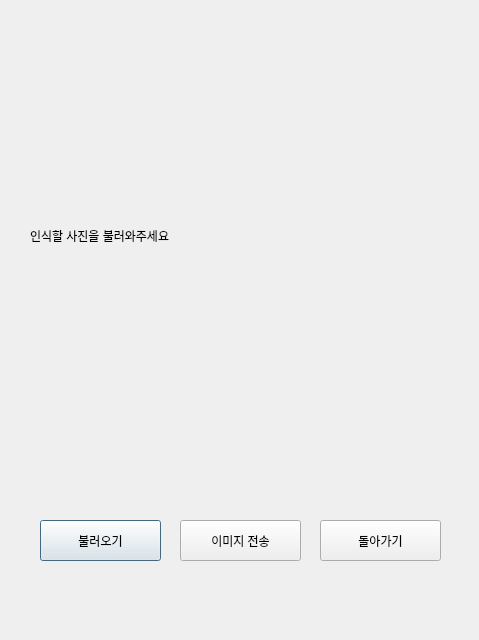
Above: serv_clnt/client/ui/load.ui from BWP-BestintheWorldPark/FishingGo before the change. Below: the same form after it.
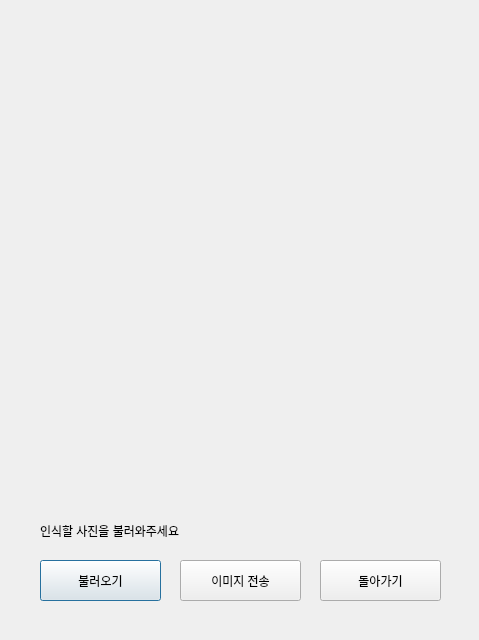
That is the form after the change.

Commit message: 이미지 불러오기/전송

```diff
--- a/serv_clnt/client/ui/load.ui
+++ b/serv_clnt/client/ui/load.ui
@@ -17,7 +17,7 @@
    <property name="geometry">
     <rect>
      <x>40</x>
-     <y>520</y>
+     <y>560</y>
      <width>121</width>
      <height>41</height>
     </rect>
@@ -30,7 +30,7 @@
    <property name="geometry">
     <rect>
      <x>320</x>
-     <y>520</y>
+     <y>560</y>
      <width>121</width>
      <height>41</height>
     </rect>
@@ -39,13 +39,13 @@
     <string>돌아가기</string>
    </property>
   </widget>
-  <widget class="QLabel" name="pic_label">
+  <widget class="QLabel" name="path_label">
    <property name="geometry">
     <rect>
-     <x>30</x>
-     <y>70</y>
-     <width>431</width>
-     <height>331</height>
+     <x>40</x>
+     <y>510</y>
+     <width>411</width>
+     <height>41</height>
     </rect>
    </property>
    <property name="text">
@@ -56,7 +56,7 @@
    <property name="geometry">
     <rect>
      <x>180</x>
-     <y>520</y>
+     <y>560</y>
      <width>121</width>
      <height>41</height>
     </rect>
@@ -65,6 +65,19 @@
     <string>이미지 전송</string>
    </property>
   </widget>
+  <widget class="QLabel" name="pic_label">
+   <property name="geometry">
+    <rect>
+     <x>0</x>
+     <y>10</y>
+     <width>481</width>
+     <height>491</height>
+    </rect>
+   </property>
+   <property name="text">
+    <string/>
+   </property>
+  </widget>
  </widget>
  <resources/>
  <connections/>
```
The commit also changes 2 other files.
